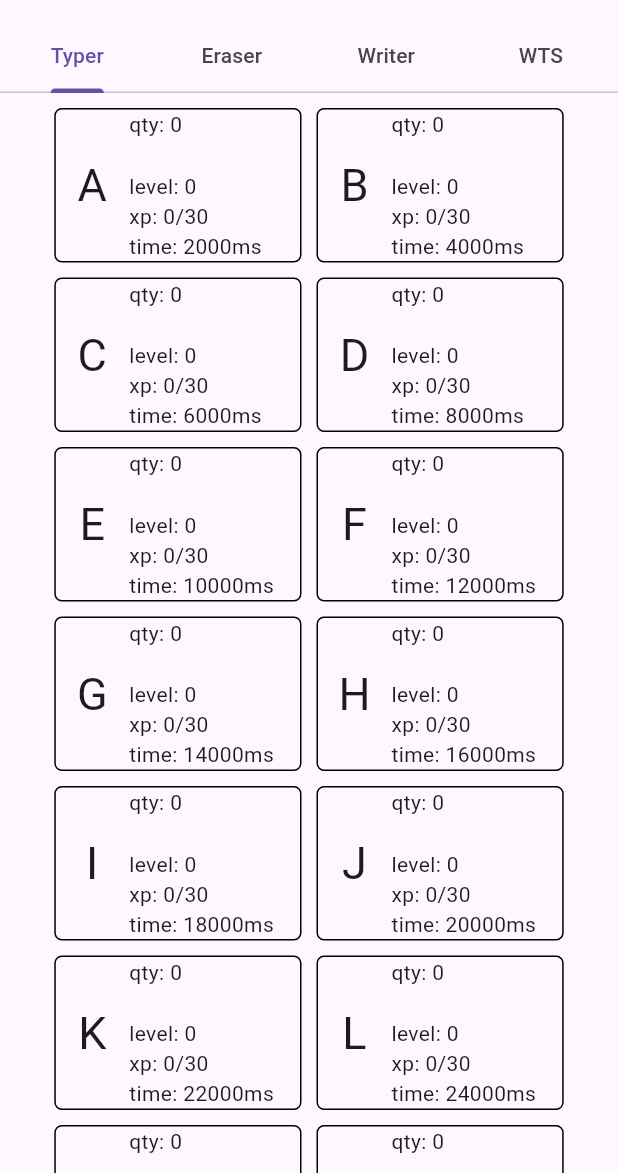
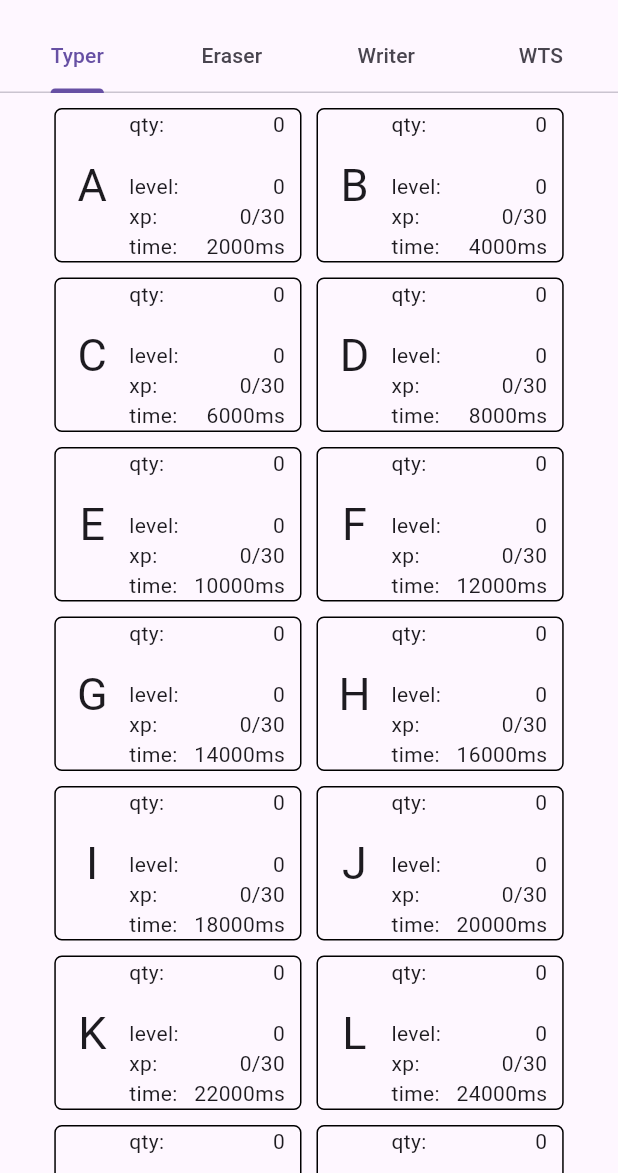
Before and after one commit to daaug/ComputerIdle, a Flutter app: the screen it shows after launch, on a phone screen of 412 x 824 dp, the part 63-1236 px from its top. Run offline on Flutter 3.47's test engine with Material 3 defaults, Android fonts, the phone set to English and light mode, and no system bars.

Commit message:
New text layout

```diff
--- a/lib/list_elements.dart
+++ b/lib/list_elements.dart
@@ -62,14 +62,31 @@ class _MyElementState extends State<MyElement> {
               ),
               Expanded(
                 flex: 7,
-                child: Column(
-                  crossAxisAlignment: CrossAxisAlignment.start,
+                child: Row(
+                  mainAxisAlignment: MainAxisAlignment.spaceBetween,
                   children: [
-                    Text('qty: ${widget.qty}'),
-                    widget.cost != 0 ? Text('cost: ${widget.cost}') : const Text(''),
-                    Text('level: ${widget.level}'),
-                    Text('xp: ${widget.xp}/${(((kbdData[widget.id][kbdCols['level']]/10)+1) * 30).toInt()}'),
-                    Text('time: ${widget.fullTime}ms'),
+                    Column(
+                      crossAxisAlignment: CrossAxisAlignment.start,
+                      children: [
+                        const Text('qty:'),
+                        widget.cost != 0 ? const Text('cost:') : const Text(''),
+                        const Text('level:'),
+                        const Text('xp:'),
+                        const Text('time:'),
+                      ],
+                    ),
+                    Padding(padding: const EdgeInsets.only(right: 10),
+                      child: Column(
+                        crossAxisAlignment: CrossAxisAlignment.end,
+                        children: [
+                          Text('${widget.qty}'),
+                          widget.cost != 0 ? Text('${widget.cost}') : const Text(''),
+                          Text('${widget.level}'),
+                          Text('${widget.xp}/${(((kbdData[widget.id][kbdCols['level']]/10)+1) * 30).toInt()}'),
+                          Text('${widget.fullTime}ms'),
+                        ],
+                      )
+                    ),
                   ],
                 ),
               )
```
